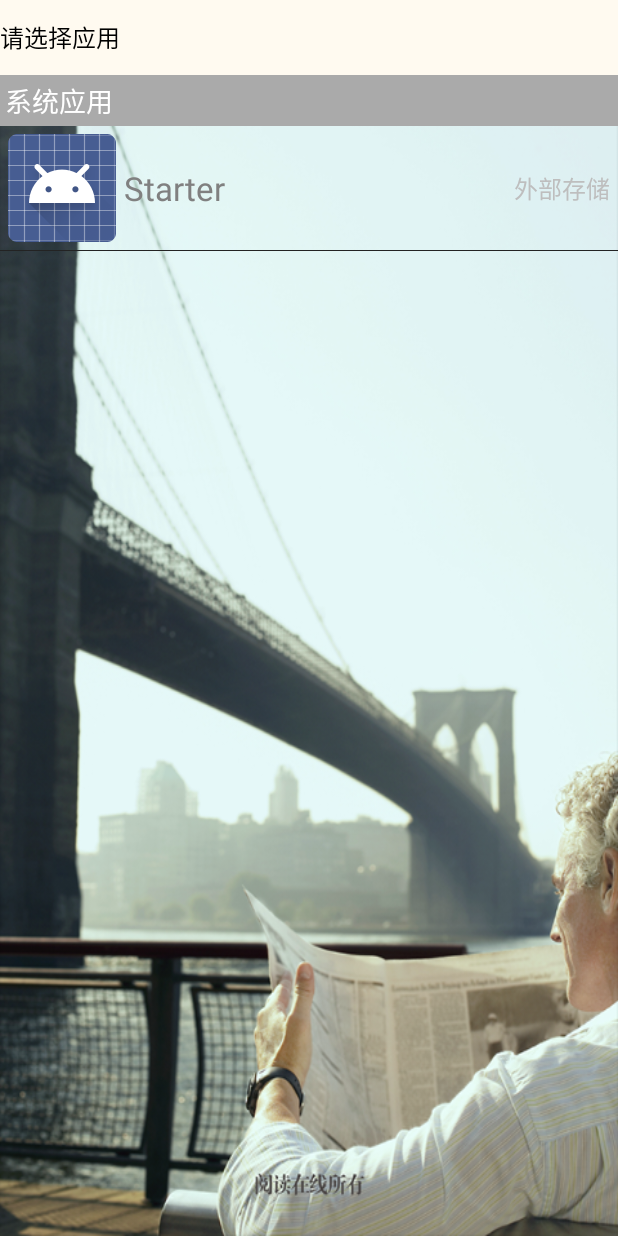
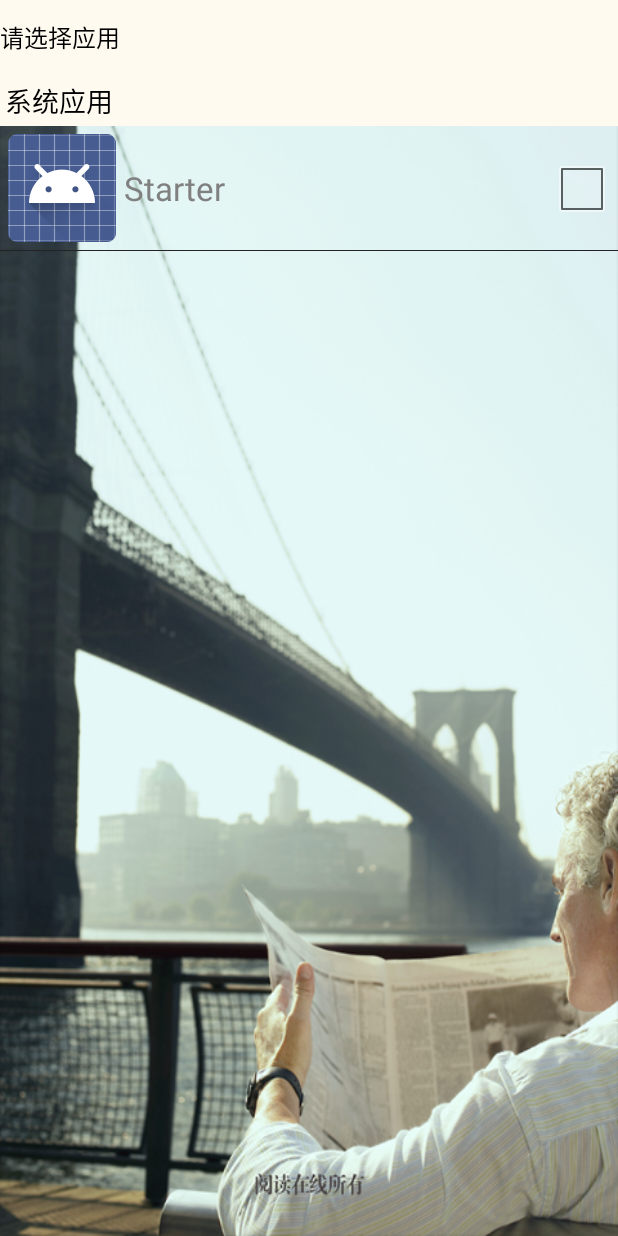
Before and after one commit to xiaoxiaomuou/ListenBookSpace, an Android app: the SelectAppActivity screen opened directly, with no data from a screen before it, on a phone screen of 412 x 824 dp. Run offline under Robolectric (Android 15) with nearby library versions, the phone set to English and light mode, and no system bars.

Commit message:
多选框基本选择功能

```diff
--- a/starter/src/main/java/net/aiweimob/www/starter/activity/SelectAppActivity.java
+++ b/starter/src/main/java/net/aiweimob/www/starter/activity/SelectAppActivity.java
@@ -9,6 +9,7 @@ import android.view.ViewGroup;
 import android.widget.AbsListView;
 import android.widget.AdapterView;
 import android.widget.BaseAdapter;
+import android.widget.CheckBox;
 import android.widget.ImageView;
 import android.widget.ListView;
 import android.widget.PopupWindow;
@@ -34,6 +35,26 @@ public class SelectAppActivity extends Activity{
     protected SelectAppActivity ctx;
 
     private ListView listView;
+    private CheckBox checkBox;
+
+    /**
+     * 判断开关的打开状态
+     *
+     * @return true 打开
+     */
+    public boolean isChecked() {
+        return checkBox.isChecked();
+    }
+
+    /**
+     * 设置开关状态
+     * @param check
+     */
+    public void setChecked(boolean check) {
+
+        checkBox.setChecked(check);
+
+    }
 
     /**
      * 固定的小标题
@@ -91,15 +112,13 @@ public class SelectAppActivity extends Activity{
              */
             public void onItemClick(AdapterView<?> parent, View view,
                                     int position, long id) {
+                AppInfoBean bean = (AppInfoBean) listView.getItemAtPosition(position);
+                bean.isSelect = !bean.isSelect;
 
-//				Object item = listView.getItemAtPosition(position);
-//				System.out.println("item:"+item);
+              //  setChecked(bean.isSelect);
 
-                // 隐藏并销毁之前的popupWindow
-                dimissPopupWindow();
-
-                clickedPosition = position;
-
+                //刷新页面
+                adapter.notifyDataSetChanged();
 
             }
         });
@@ -250,8 +269,8 @@ public class SelectAppActivity extends Activity{
                 // 找到子view
                 ImageView icon = (ImageView) view.findViewById(R.id.iv_icon_list_item);
                 TextView name = (TextView) view.findViewById(R.id.tv_name_list_item);
+                CheckBox checkBox = (CheckBox) view.findViewById(R.id.check_box);
 
-                TextView location = (TextView) view.findViewById(R.id.tv_location_list_item);
                 TextView subTitle = (TextView) view.findViewById(R.id.tv_sub_title_list_item);
                 // 默认隐藏
                 subTitle.setVisibility(View.GONE);
@@ -259,8 +278,7 @@ public class SelectAppActivity extends Activity{
                 // 将子view打包
                 vh.icon = icon;
                 vh.name = name;
-
-                vh.location = location;
+                vh.checkBox = checkBox;
                 vh.subTitle = subTitle;
 
                 // 背包
@@ -272,22 +290,13 @@ public class SelectAppActivity extends Activity{
             }
 
             // 显示数据
-
             AppInfoBean infoBean  = (AppInfoBean) getItem(position);
-
 
             vh.icon.setBackgroundDrawable(infoBean.appIcon);
 
             vh.name.setText(infoBean.appName);
+            vh.checkBox.setChecked(infoBean.isSelect);
 
-
-            // 设置位置
-
-            if(infoBean.isInSd){
-                vh.location.setText("sd卡");
-            }else{
-                vh.location.setText("外部存储");
-            }
 
             // 处理小标题：
             // 将用户的第一个，和系统的第一个条目，显示小标题
@@ -312,26 +321,15 @@ public class SelectAppActivity extends Activity{
     private class ViewHolder{
 
         public TextView subTitle;
-        public TextView location;
-        public TextView size;
+
         public TextView name;
         public ImageView icon;
+        public CheckBox checkBox;
 
     }
 
 
     private void initTitle() {
-
-//		TextView tvSpaceSd = (TextView) findViewById(R.id.tv_space_sd);
-//		long freeSpaceSd = Environment.getExternalStorageDirectory().getFreeSpace();
-//		String freeSpaceSdStr = Formatter.formatFileSize(this, freeSpaceSd);
-//		tvSpaceSd.setText("SD卡空间:"+freeSpaceSdStr);
-//
-//		// 内部存储
-//		TextView tvSpaceInner = (TextView) findViewById(R.id.tv_space_inner);
-//		long freeSpaceInner = Environment.getDataDirectory().getFreeSpace();
-//		String freeSpaceInnerStr = Formatter.formatFileSize(this, freeSpaceInner);
-//		tvSpaceInner.setText("内部存储:"+freeSpaceInnerStr);
 
     }
 
--- a/starter/src/main/java/net/aiweimob/www/starter/bean/AppInfoBean.java
+++ b/starter/src/main/java/net/aiweimob/www/starter/bean/AppInfoBean.java
@@ -36,4 +36,9 @@ public class AppInfoBean {
      * APK文件的路径
      */
     public String apkPath;
+
+    /**
+     * 判断当前条目是否被选中
+     */
+    public boolean isSelect ;
 }
--- a/starter/src/main/java/net/aiweimob/www/starter/utils/AppUtils.java
+++ b/starter/src/main/java/net/aiweimob/www/starter/utils/AppUtils.java
@@ -80,7 +80,7 @@ public class AppUtils {
 
         }
 
-        SystemClock.sleep(1000); // 模拟耗时的操作
+        SystemClock.sleep(300); // 模拟耗时的操作
 
         return appList;
     }
--- a/starter/src/main/res/layout/activity_select_app.xml
+++ b/starter/src/main/res/layout/activity_select_app.xml
@@ -28,10 +28,10 @@
             android:id="@+id/tv_sub_title"
             android:layout_width="match_parent"
             android:layout_height="wrap_content"
-            android:background="#aaa"
+            android:background="#FFFAF0"
+            android:textColor="#000000"
             android:padding="3dp"
-            android:text="用户应用"
-            android:textColor="#ffffff"
+            android:text=""
             android:textSize="18sp" />
 
     </RelativeLayout>
--- a/starter/src/main/res/layout/list_item_app_manager.xml
+++ b/starter/src/main/res/layout/list_item_app_manager.xml
@@ -6,10 +6,10 @@
     <TextView
         android:layout_width="match_parent"
         android:layout_height="wrap_content"
-        android:text="我是小标题"
-        android:background="#aaa"
+        android:text="应用分类"
+        android:background="#FFFAF0"
+        android:textColor="#000000"
         android:id="@+id/tv_sub_title_list_item"
-        android:textColor="#ffffff"
         android:textSize="18sp"
         android:padding="3dp"
         />
@@ -35,25 +35,17 @@
             android:textColor="#808080"
             android:textSize="22sp" />
 
-<!--        <TextView
-            android:id="@+id/tv_size_list_item"
+        <!--   android:clickable="false" -->
+        <!--     android:focusable="false"  让checkBox 不能处理点击事件  -->
+        <CheckBox
             android:layout_width="wrap_content"
             android:layout_height="wrap_content"
-            android:layout_below="@id/tv_name_list_item"
-            android:layout_marginLeft="5dp"
-            android:layout_marginTop="8dp"
-            android:layout_toRightOf="@id/iv_icon_list_item"
-            android:text="应用大小:XXx"
-            android:textSize="20sp" />-->
-
-        <TextView
-            android:id="@+id/tv_location_list_item"
-            android:layout_width="wrap_content"
-            android:layout_height="wrap_content"
+            android:id="@+id/check_box"
+            android:clickable="false"
+            android:focusable="false"
+            android:layout_centerVertical="true"
             android:layout_alignParentRight="true"
-            android:layout_centerVertical="true"
-            android:text="SD卡"
-            android:textSize="16sp" />
+            />
     </RelativeLayout>
 
 
```
